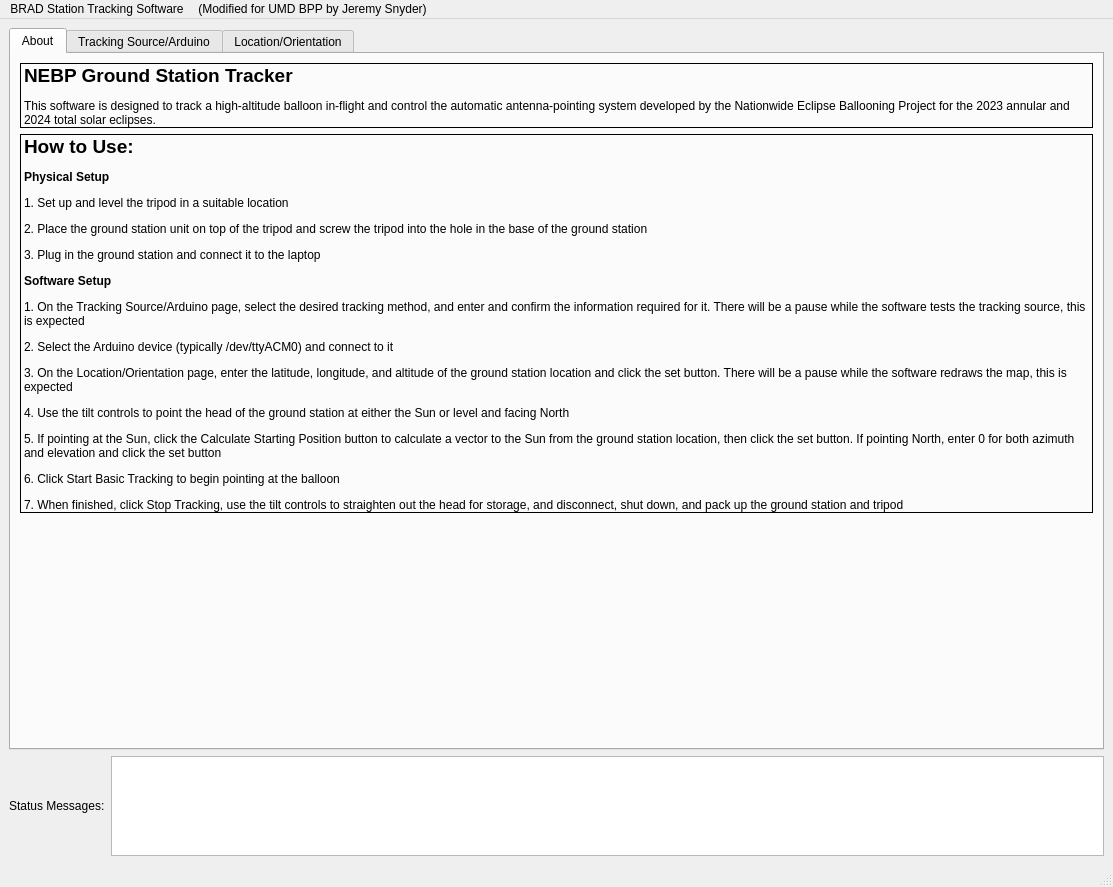
Old version of the form designerFiles/Ground_Station_GUI.ui in the repository UMDBPP/NEBP-Ground-Station-Tracker.
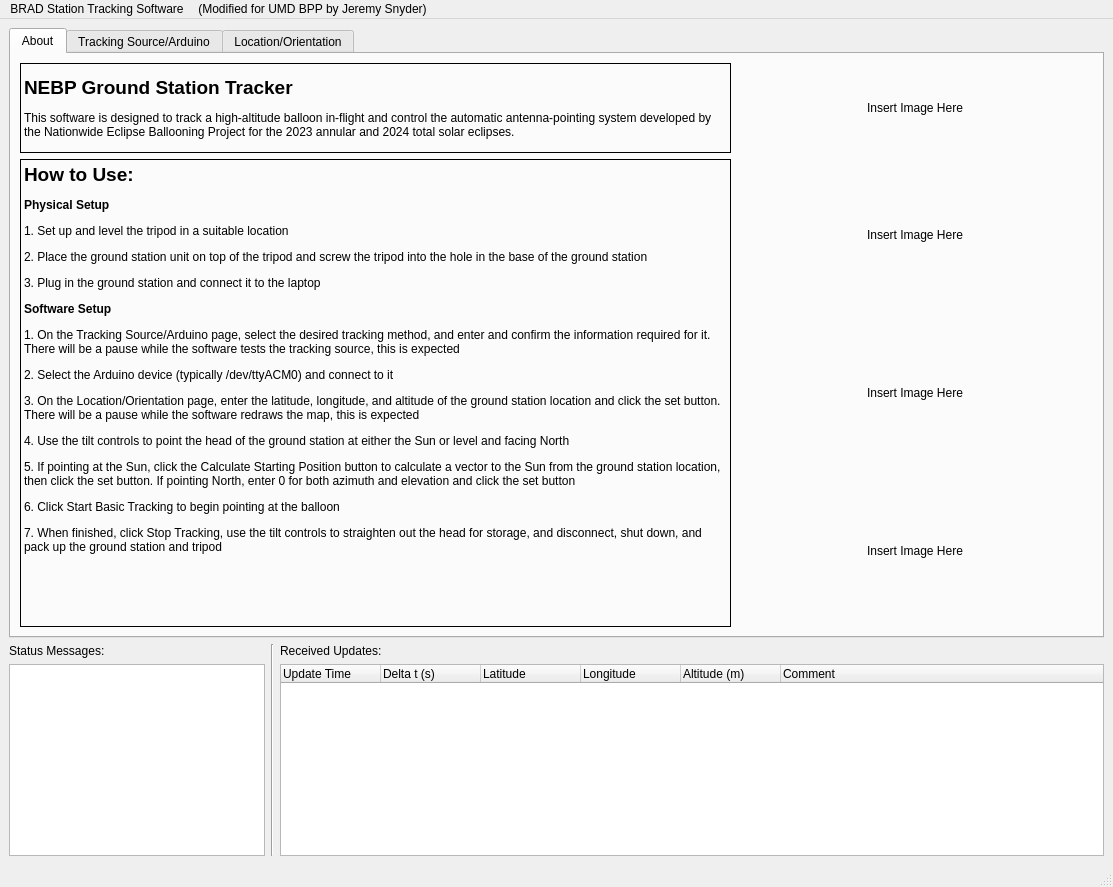
New version of the form.

Commit message: Split receiving position updates into its own QThread, add display of received updates, add end connection button, disable predict track button, add get_latest_update and _record_comment functions, add known issues to README

```diff
--- a/designerFiles/Ground_Station_GUI.ui
+++ b/designerFiles/Ground_Station_GUI.ui
@@ -16,36 +16,6 @@
   </property>
   <widget class="QWidget" name="centralwidget">
    <layout class="QGridLayout" name="gridLayout_5">
-    <item row="1" column="0">
-     <layout class="QGridLayout" name="status_grid">
-      <item row="0" column="1">
-       <widget class="QPlainTextEdit" name="statusBox">
-        <property name="sizePolicy">
-         <sizepolicy hsizetype="Expanding" vsizetype="Preferred">
-          <horstretch>0</horstretch>
-          <verstretch>0</verstretch>
-         </sizepolicy>
-        </property>
-        <property name="maximumSize">
-         <size>
-          <width>16777215</width>
-          <height>100</height>
-         </size>
-        </property>
-        <property name="readOnly">
-         <bool>true</bool>
-        </property>
-       </widget>
-      </item>
-      <item row="0" column="0">
-       <widget class="QLabel" name="status_label">
-        <property name="text">
-         <string>Status Messages:</string>
-        </property>
-       </widget>
-      </item>
-     </layout>
-    </item>
     <item row="0" column="0">
      <widget class="QTabWidget" name="tabWidget">
       <property name="currentIndex">
@@ -56,37 +26,14 @@
         <string>About</string>
        </attribute>
        <layout class="QGridLayout" name="gridLayout_7">
-        <item row="2" column="0">
-         <spacer name="verticalSpacer_3">
-          <property name="orientation">
-           <enum>Qt::Vertical</enum>
-          </property>
-          <property name="sizeHint" stdset="0">
+        <item row="0" column="0" colspan="2">
+         <widget class="QLabel" name="label_2">
+          <property name="minimumSize">
            <size>
-            <width>20</width>
-            <height>40</height>
+            <width>0</width>
+            <height>90</height>
            </size>
           </property>
-         </spacer>
-        </item>
-        <item row="1" column="0">
-         <widget class="QLabel" name="label_3">
-          <property name="frameShape">
-           <enum>QFrame::Box</enum>
-          </property>
-          <property name="text">
-           <string>&lt;html&gt;&lt;head/&gt;&lt;body&gt;&lt;p&gt;&lt;span style=&quot; font-size:14pt; font-weight:600;&quot;&gt;How to Use:&lt;/span&gt;&lt;/p&gt;&lt;p&gt;&lt;span style=&quot; font-weight:600;&quot;&gt;Physical Setup&lt;/span&gt;&lt;/p&gt;&lt;p&gt;1. Set up and level the tripod in a suitable location&lt;/p&gt;&lt;p&gt;2. Place the ground station unit on top of the tripod and screw the tripod into the hole in the base of the ground station&lt;/p&gt;&lt;p&gt;3. Plug in the ground station and connect it to the laptop&lt;/p&gt;&lt;p&gt;&lt;span style=&quot; font-weight:600;&quot;&gt;Software Setup&lt;/span&gt;&lt;/p&gt;&lt;p&gt;1. On the Tracking Source/Arduino page, select the desired tracking method, and enter and confirm the information required for it. There will be a pause while the software tests the tracking source, this is expected&lt;/p&gt;&lt;p&gt;2. Select the Arduino device (typically /dev/ttyACM0) and connect to it&lt;/p&gt;&lt;p&gt;3. On the Location/Orientation page, enter the latitude, longitude, and altitude of the ground station location and click the set button. There will be a pause while the software redraws the map, this is expected&lt;/p&gt;&lt;p&gt;4. Use the tilt controls to point the head of the ground station at either the Sun or level and facing North&lt;/p&gt;&lt;p&gt;5. If pointing at the Sun, click the Calculate Starting Position button to calculate a vector to the Sun from the ground station location, then click the set button. If pointing North, enter 0 for both azimuth and elevation and click the set button&lt;/p&gt;&lt;p&gt;6. Click Start Basic Tracking to begin pointing at the balloon&lt;/p&gt;&lt;p&gt;7. When finished, click Stop Tracking, use the tilt controls to straighten out the head for storage, and disconnect, shut down, and pack up the ground station and tripod&lt;/p&gt;&lt;/body&gt;&lt;/html&gt;</string>
-          </property>
-          <property name="wordWrap">
-           <bool>true</bool>
-          </property>
-          <property name="margin">
-           <number>10</number>
-          </property>
-         </widget>
-        </item>
-        <item row="0" column="0">
-         <widget class="QLabel" name="label_2">
           <property name="frameShape">
            <enum>QFrame::Box</enum>
           </property>
@@ -101,6 +48,65 @@
           </property>
          </widget>
         </item>
+        <item row="1" column="0" rowspan="3" colspan="2">
+         <widget class="QLabel" name="label_3">
+          <property name="frameShape">
+           <enum>QFrame::Box</enum>
+          </property>
+          <property name="text">
+           <string>&lt;html&gt;&lt;head/&gt;&lt;body&gt;&lt;p&gt;&lt;span style=&quot; font-size:14pt; font-weight:600;&quot;&gt;How to Use:&lt;/span&gt;&lt;/p&gt;&lt;p&gt;&lt;span style=&quot; font-weight:600;&quot;&gt;Physical Setup&lt;/span&gt;&lt;/p&gt;&lt;p&gt;1. Set up and level the tripod in a suitable location&lt;/p&gt;&lt;p&gt;2. Place the ground station unit on top of the tripod and screw the tripod into the hole in the base of the ground station&lt;/p&gt;&lt;p&gt;3. Plug in the ground station and connect it to the laptop&lt;/p&gt;&lt;p&gt;&lt;span style=&quot; font-weight:600;&quot;&gt;Software Setup&lt;/span&gt;&lt;/p&gt;&lt;p&gt;1. On the Tracking Source/Arduino page, select the desired tracking method, and enter and confirm the information required for it. There will be a pause while the software tests the tracking source, this is expected&lt;/p&gt;&lt;p&gt;2. Select the Arduino device (typically /dev/ttyACM0) and connect to it&lt;/p&gt;&lt;p&gt;3. On the Location/Orientation page, enter the latitude, longitude, and altitude of the ground station location and click the set button. There will be a pause while the software redraws the map, this is expected&lt;/p&gt;&lt;p&gt;4. Use the tilt controls to point the head of the ground station at either the Sun or level and facing North&lt;/p&gt;&lt;p&gt;5. If pointing at the Sun, click the Calculate Starting Position button to calculate a vector to the Sun from the ground station location, then click the set button. If pointing North, enter 0 for both azimuth and elevation and click the set button&lt;/p&gt;&lt;p&gt;6. Click Start Basic Tracking to begin pointing at the balloon&lt;/p&gt;&lt;p&gt;7. When finished, click Stop Tracking, use the tilt controls to straighten out the head for storage, and disconnect, shut down, and pack up the ground station and tripod&lt;/p&gt;&lt;p&gt;&lt;br/&gt;&lt;/p&gt;&lt;/body&gt;&lt;/html&gt;</string>
+          </property>
+          <property name="alignment">
+           <set>Qt::AlignLeading|Qt::AlignLeft|Qt::AlignTop</set>
+          </property>
+          <property name="wordWrap">
+           <bool>true</bool>
+          </property>
+          <property name="margin">
+           <number>10</number>
+          </property>
+         </widget>
+        </item>
+        <item row="1" column="2">
+         <widget class="QLabel" name="label_4">
+          <property name="text">
+           <string>Insert Image Here</string>
+          </property>
+          <property name="alignment">
+           <set>Qt::AlignCenter</set>
+          </property>
+         </widget>
+        </item>
+        <item row="0" column="2">
+         <widget class="QLabel" name="label">
+          <property name="text">
+           <string>Insert Image Here</string>
+          </property>
+          <property name="alignment">
+           <set>Qt::AlignCenter</set>
+          </property>
+         </widget>
+        </item>
+        <item row="3" column="2">
+         <widget class="QLabel" name="label_5">
+          <property name="text">
+           <string>Insert Image Here</string>
+          </property>
+          <property name="alignment">
+           <set>Qt::AlignCenter</set>
+          </property>
+         </widget>
+        </item>
+        <item row="2" column="2">
+         <widget class="QLabel" name="label_6">
+          <property name="text">
+           <string>Insert Image Here</string>
+          </property>
+          <property name="alignment">
+           <set>Qt::AlignCenter</set>
+          </property>
+         </widget>
+        </item>
        </layout>
       </widget>
       <widget class="QWidget" name="TrackingArduino_tab">
@@ -1305,6 +1311,90 @@
       </widget>
      </widget>
     </item>
+    <item row="1" column="0">
+     <layout class="QGridLayout" name="status_grid">
+      <item row="0" column="2" rowspan="2">
+       <widget class="Line" name="line_43">
+        <property name="orientation">
+         <enum>Qt::Vertical</enum>
+        </property>
+       </widget>
+      </item>
+      <item row="0" column="3">
+       <widget class="QLabel" name="receivedUpdates_label">
+        <property name="text">
+         <string>Received Updates:</string>
+        </property>
+       </widget>
+      </item>
+      <item row="1" column="1">
+       <widget class="QPlainTextEdit" name="statusBox">
+        <property name="sizePolicy">
+         <sizepolicy hsizetype="Preferred" vsizetype="MinimumExpanding">
+          <horstretch>0</horstretch>
+          <verstretch>0</verstretch>
+         </sizepolicy>
+        </property>
+        <property name="maximumSize">
+         <size>
+          <width>16777215</width>
+          <height>500</height>
+         </size>
+        </property>
+        <property name="readOnly">
+         <bool>true</bool>
+        </property>
+       </widget>
+      </item>
+      <item row="0" column="1">
+       <widget class="QLabel" name="status_label">
+        <property name="text">
+         <string>Status Messages:</string>
+        </property>
+       </widget>
+      </item>
+      <item row="1" column="3">
+       <widget class="QTreeWidget" name="receivedUpdates_treeWidget">
+        <property name="sizePolicy">
+         <sizepolicy hsizetype="MinimumExpanding" vsizetype="MinimumExpanding">
+          <horstretch>0</horstretch>
+          <verstretch>0</verstretch>
+         </sizepolicy>
+        </property>
+        <column>
+         <property name="text">
+          <string>Update Time</string>
+         </property>
+        </column>
+        <column>
+         <property name="text">
+          <string>Delta t (s)</string>
+         </property>
+        </column>
+        <column>
+         <property name="text">
+          <string>Latitude</string>
+         </property>
+        </column>
+        <column>
+         <property name="text">
+          <string>Longitude</string>
+         </property>
+        </column>
+        <column>
+         <property name="text">
+          <string>Altitude (m)</string>
+         </property>
+        </column>
+        <column>
+         <property name="text">
+          <string>Comment</string>
+         </property>
+        </column>
+       </widget>
+      </item>
+     </layout>
+    </item>
    </layout>
   </widget>
   <widget class="QMenuBar" name="menubar">
```
Left out of the diff: 62 changed lines with no effect on the pictures. The commit also changes 4 other files.
